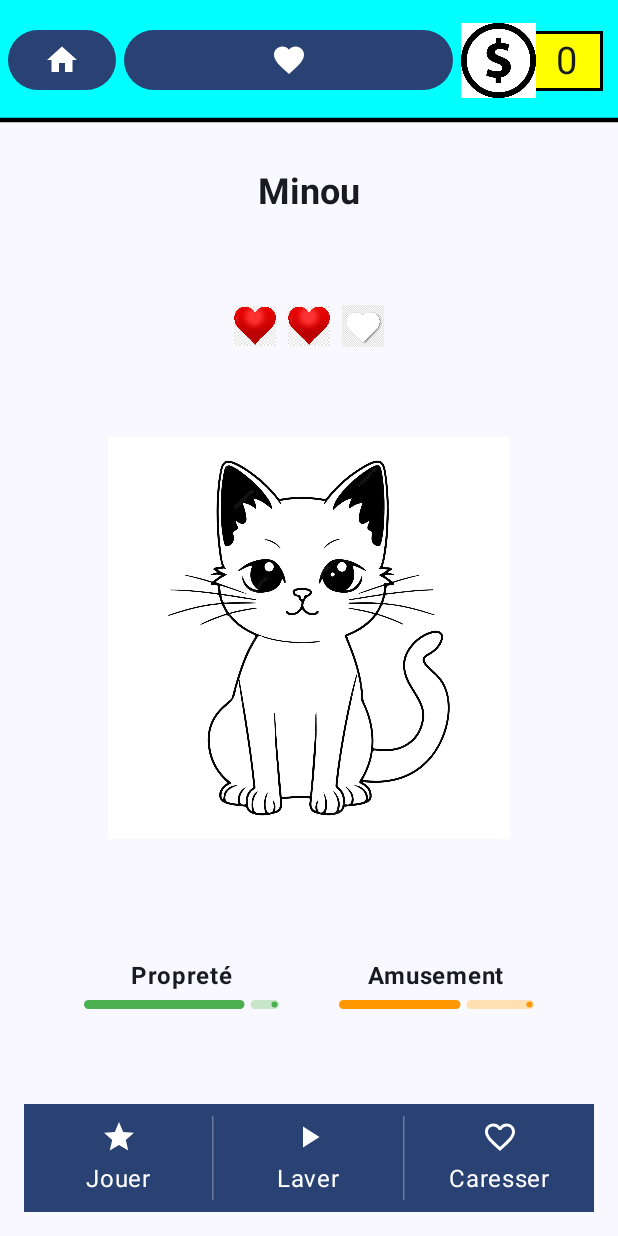
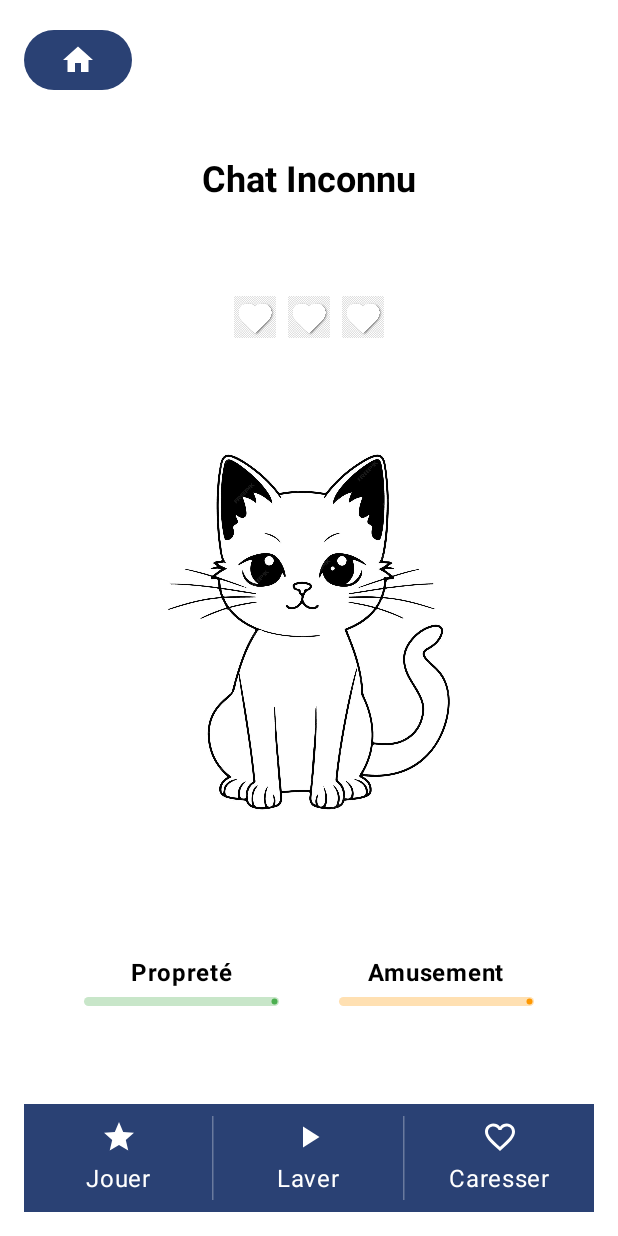
Before and after one commit to TimLJ/UQAC_Mobile1, an Android app built with Jetpack Compose: the @Preview function CatInteractionPreview, on a phone screen of 412 x 824 dp. Run offline under Robolectric (Android 15) with nearby library versions, the phone set to English and light mode, and no system bars; our stand-ins replace Room's generated code.

Commit message:
correction erreurs de merge

```diff
--- a/app/src/main/java/uqac/catwalk/CatInteractionActivity.kt
+++ b/app/src/main/java/uqac/catwalk/CatInteractionActivity.kt
@@ -1,15 +1,16 @@
-// kotlin
 package uqac.catwalk
 
+import android.content.Intent
 import android.os.Bundle
 import androidx.activity.ComponentActivity
 import androidx.activity.compose.setContent
-import androidx.activity.enableEdgeToEdge
 import androidx.compose.foundation.Image
 import androidx.compose.foundation.background
+import androidx.compose.foundation.clickable
 import androidx.compose.foundation.layout.*
 import androidx.compose.material.icons.Icons
 import androidx.compose.material.icons.filled.FavoriteBorder
+import androidx.compose.material.icons.filled.Home
 import androidx.compose.material.icons.filled.PlayArrow
 import androidx.compose.material.icons.filled.Star
 import androidx.compose.material3.*
@@ -25,54 +26,103 @@ import androidx.compose.ui.text.font.FontWeight
 import androidx.compose.ui.text.style.TextAlign
 import androidx.compose.ui.tooling.preview.Preview
 import androidx.compose.ui.unit.dp
+import uqac.catwalk.sauvegarde.entities.Cat
 import uqac.catwalk.ui.theme.CatwalkTheme
+import androidx.compose.foundation.layout.padding
+import uqac.catwalk.sauvegarde.AppDatabase
+import kotlin.math.min
+import kotlinx.coroutines.CoroutineScope
+import kotlinx.coroutines.Dispatchers
+import kotlinx.coroutines.launch
+
+
+// Dans CatInteractionActivity.kt
 
 class CatInteractionActivity : ComponentActivity() {
     override fun onCreate(savedInstanceState: Bundle?) {
         super.onCreate(savedInstanceState)
-        enableEdgeToEdge()
-        val catName = intent?.getStringExtra("catName") ?: "Inconnu"
+
+        // 1. Récupérer l'ID depuis l'Intent
+        val catId = intent.getIntExtra("catID", -1) // Utilisez -1 ou une autre valeur par défaut invalide
+
+        // Sécurité : si l'ID est invalide, on ne peut rien faire.
+        if (catId == -1) {
+            // Gérer l'erreur : fermer l'activité, afficher un message, etc.
+            finish()
+            return
+        }
+
         setContent {
             CatwalkTheme {
-                CatInteractionContent(catName = catName)
+                // 2. Récupérer les données du chat depuis la BDD
+                val database = AppDatabase.getDatabase(context = this)
+                val catDao = database.CatDao()
+                // Idéalement, utilisez un ViewModel ici pour une meilleure architecture.
+                // findById devrait retourner un Flow pour des mises à jour en temps réel.
+                val cat by catDao.getCatById(catId).collectAsState(initial = null)
+
+                // 3. Afficher le contenu uniquement quand le chat est chargé
+                cat?.let { loadedCat ->
+                    Scaffold(modifier = Modifier.fillMaxSize()) { innerPadding ->
+                        // Passez 'loadedCat' à vos Composables
+                        CatInteractionContent(
+                            cat = loadedCat,
+                            modifier = Modifier.padding(innerPadding)
+                        )
+                    }
+                } ?: run {
+                    // Optionnel : Afficher un indicateur de chargement pendant que 'cat' est null
+                    Box(contentAlignment = Alignment.Center, modifier = Modifier.fillMaxSize()) {
+                        // CircularProgressIndicator()
+                    }
+                }
             }
         }
     }
 }
 
+
 @Composable
-fun CatInteractionContent(modifier: Modifier = Modifier, catName: String) {
+fun CatInteractionContent(modifier: Modifier = Modifier, cat: Cat?) {
     val context = LocalContext.current
 
-    var proprete by remember { mutableStateOf(80) }
-    var amusement by remember { mutableStateOf(60) }
-    var affection by remember { mutableStateOf(2) }
+    // Créer une instance de catDao dans le composable
+    val database = AppDatabase.getDatabase(context)
+    val catDao = database.CatDao()
 
-    Scaffold(
+    Box(
         modifier = modifier
             .fillMaxSize()
-            .background(Color(0xFFFFFFFF)),
-        topBar = {
-            AppTopBar(
-                coinAmount = 56.toString(),
-                context = context,
+            .background(Color(0xFFFFFFFF))
+    ) {
+        // Bouton Home en haut à gauche
+        Button(
+            onClick = {
+                val intent = Intent(context, MainActivity::class.java)
+                context.startActivity(intent)
+            },
             modifier = Modifier
-                    .windowInsetsPadding(WindowInsets.statusBars)
-                    .height(80.dp)
+                .align(Alignment.TopStart)
+                .padding(16.dp)
+        ) {
+            Icon(
+                imageVector = Icons.Filled.Home,
+                contentDescription = "Retour à l'accueil"
             )
         }
-    ) { innerPadding ->
+
+        // Contenu principal
         Column(
             modifier = Modifier
                 .fillMaxSize()
                 .padding(16.dp)
-                .padding(innerPadding)
-                .padding(top = 8.dp),
+                .padding(top = 80.dp),
             horizontalAlignment = Alignment.CenterHorizontally,
             verticalArrangement = Arrangement.SpaceBetween
         ) {
+            // Nom du chat
             Text(
-                text = catName,
+                text = cat?.name ?: "Chat Inconnu",
                 style = MaterialTheme.typography.headlineSmall,
                 fontWeight = FontWeight.Bold,
                 modifier = Modifier
@@ -81,6 +131,7 @@ fun CatInteractionContent(modifier: Modifier = Modifier, catName: String) {
                 textAlign = TextAlign.Center
             )
 
+            // Barre d’affection (coeurs)
             Row(
                 horizontalArrangement = Arrangement.Center,
                 modifier = Modifier
@@ -88,9 +139,9 @@ fun CatInteractionContent(modifier: Modifier = Modifier, catName: String) {
                     .padding(top = 16.dp)
             ) {
                 repeat(3) { index ->
-                    val heartIcon = if (index < affection)
+                    val heartIcon = if (index < (cat?.affection ?: 0).toInt()) {
                         painterResource(R.drawable.ic_heart_full)
-                    else
+                    } else
                         painterResource(R.drawable.ic_heart_empty)
                     Image(
                         painter = heartIcon,
@@ -102,6 +153,7 @@ fun CatInteractionContent(modifier: Modifier = Modifier, catName: String) {
                 }
             }
 
+            // Image du chat
             Image(
                 painter = painterResource(R.drawable.chat),
                 contentDescription = "Chat",
@@ -111,6 +163,7 @@ fun CatInteractionContent(modifier: Modifier = Modifier, catName: String) {
                 contentScale = ContentScale.Crop
             )
 
+            // ⚡ Barres côte à côte
             Row(
                 horizontalArrangement = Arrangement.SpaceEvenly,
                 modifier = Modifier
@@ -120,7 +173,7 @@ fun CatInteractionContent(modifier: Modifier = Modifier, catName: String) {
                 Column(horizontalAlignment = Alignment.CenterHorizontally) {
                     Text("Propreté", fontWeight = FontWeight.Bold)
                     LinearProgressIndicator(
-                    progress = { proprete / 100f },
+                        progress = {cat?.cleanliness?.div(100f) ?: 0f},
                         modifier = Modifier
                             .width(130.dp)
                             .height(10.dp)
@@ -133,7 +186,7 @@ fun CatInteractionContent(modifier: Modifier = Modifier, catName: String) {
                 Column(horizontalAlignment = Alignment.CenterHorizontally) {
                     Text("Amusement", fontWeight = FontWeight.Bold)
                     LinearProgressIndicator(
-                    progress = { amusement / 100f },
+                        progress = { cat?.happiness?.div(100f) ?: 0f },
                         modifier = Modifier
                             .width(130.dp)
                             .height(10.dp)
@@ -145,23 +198,37 @@ fun CatInteractionContent(modifier: Modifier = Modifier, catName: String) {
                 }
             }
 
+            // Footer : boutons d’action
             Row(
                 modifier = Modifier
                     .fillMaxWidth()
-                    .height(72.dp)
+                    .height(72.dp) // hauteur fixe et prévisible
                     .background(MaterialTheme.colorScheme.primary)
                     .padding(vertical = 8.dp),
                 horizontalArrangement = Arrangement.SpaceEvenly,
             ) {
+                // Play section
                 Box(
                     modifier = Modifier
                         .weight(1f)
-                        .fillMaxHeight(),
+                        .fillMaxHeight()
+                        .clickable {
+                            cat?.let { nonNullCat ->
+                                CoroutineScope(Dispatchers.IO).launch {
+                                    catDao.updateCatHappiness(
+                                        id = nonNullCat.id,
+                                        happiness = min(nonNullCat.happiness + 10, 100)
+                                    )
+                                }
+                            }
+                        },
                     contentAlignment = Alignment.Center
+
                 ) {
+
                     Column(
                         horizontalAlignment = Alignment.CenterHorizontally,
-                        verticalArrangement = Arrangement.Center
+                        verticalArrangement = Arrangement.Center // centrer verticalement
                     ) {
                         Icon(
                             imageVector = Icons.Filled.Star,
@@ -180,10 +247,21 @@ fun CatInteractionContent(modifier: Modifier = Modifier, catName: String) {
                         .fillMaxHeight()
                 )
 
+                // wash section
                 Box(
                     modifier = Modifier
                         .weight(1f)
-                        .fillMaxHeight(),
+                        .fillMaxHeight()
+                        .clickable {
+                            cat?.let { nonNullCat ->
+                                CoroutineScope(Dispatchers.IO).launch {
+                                    catDao.updateCatCleanliness(
+                                        id = nonNullCat.id,
+                                        cleanliness = min(nonNullCat.cleanliness + 10, 100)
+                                    )
+                                }
+                            }
+                        },
                     contentAlignment = Alignment.Center
                 ) {
                     Column(
@@ -207,10 +285,21 @@ fun CatInteractionContent(modifier: Modifier = Modifier, catName: String) {
                         .fillMaxHeight()
                 )
 
+                // pet section
                 Box(
                     modifier = Modifier
                         .weight(1f)
-                        .fillMaxHeight(),
+                        .fillMaxHeight()
+                        .clickable {
+                            cat?.let { nonNullCat ->
+                                CoroutineScope(Dispatchers.IO).launch {
+                                    catDao.updateCatAffection(
+                                        id = nonNullCat.id,
+                                        affection = min(nonNullCat.affection + 0.1, 3.0)
+                                    )
+                                }
+                            }
+                        },
                     contentAlignment = Alignment.Center
                 ) {
                     Column(
@@ -227,6 +316,7 @@ fun CatInteractionContent(modifier: Modifier = Modifier, catName: String) {
                     }
                 }
             }
+
         }
     }
 }
@@ -237,7 +327,7 @@ fun CatInteractionPreview() {
     CatwalkTheme {
         CatInteractionContent(
             modifier = Modifier,
-            catName = "Minou"
+            cat = null
         )
     }
 }
```
Lines whose indentation alone changed are shown as unchanged.
